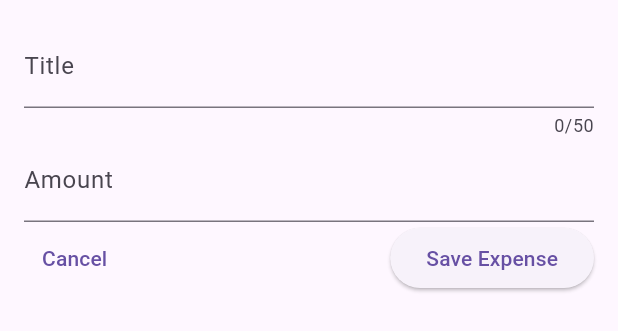
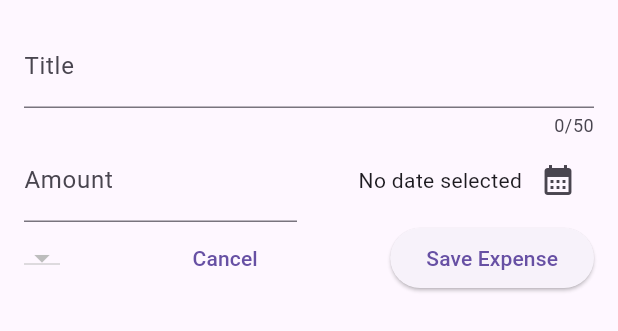
Before and after one commit to saav0004/expense-tracker-udemy-flutter, a Flutter app: the NewExpense widget shown alone on an empty page, opened directly, on a phone screen of 412 x 824 dp. Shown: the top 331 px of the screen. Run offline on Flutter 3.47's test engine with Material 3 defaults, Android fonts, the phone set to English and light mode, and no system bars; statements that could not run were skipped.

Commit message:
Will add date picker

```diff
--- a/lib/widgets/new_expense.dart
+++ b/lib/widgets/new_expense.dart
@@ -1,4 +1,6 @@
 import 'package:flutter/material.dart';
+import 'package:intl/intl.dart';
+import 'package:expense_tracker/model/expense.dart';
 
 class NewExpense extends StatefulWidget {
   const NewExpense({super.key});
@@ -15,7 +17,26 @@ class NewExpense extends StatefulWidget {
 class _NewExpenseState extends State<NewExpense> {
   final _titleController = TextEditingController();
   final _amountController = TextEditingController();
+  DateTime? _selectedDate;
 
+  void _presentDatePicker() async {
+    final now = DateTime.now();
+    final firstDate = DateTime(now.year - 1, now.month, now.day);
+
+    final pickedDate = await showDatePicker(
+        context: context,
+        initialDate: now,
+        firstDate: firstDate,
+        lastDate: now);
+
+    // this line will only be printed after picked date
+
+    setState(() {
+      _selectedDate = pickedDate;
+    });
+  }
+
+// Disposes typed things
   @override
   void dispose() {
     _titleController.dispose();
@@ -37,7 +58,10 @@ class _NewExpenseState extends State<NewExpense> {
               label: Text('Title'),
             ),
           ),
-          TextField(
+          Row(
+            children: [
+              Expanded(
+                child: TextField(
                   controller: _amountController,
                   keyboardType: TextInputType.numberWithOptions(decimal: true),
                   decoration: InputDecoration(
@@ -45,9 +69,31 @@ class _NewExpenseState extends State<NewExpense> {
                     label: Text('Amount'),
                   ),
                 ),
+              ),
+              const SizedBox(
+                width: 16,
+              ),
+              Expanded(
+                child: Row(
+                  mainAxisAlignment: MainAxisAlignment.end,
+                  crossAxisAlignment: CrossAxisAlignment.center,
+                  children: [
+                    Text(_selectedDate == null
+                        ? 'No date selected'
+                        : formatter.format(_selectedDate!)),
+                    IconButton(
+                      onPressed: _presentDatePicker,
+                      icon: Icon(Icons.calendar_month),
+                    ),
+                  ],
+                ),
+              ),
+            ],
+          ),
           Row(
             mainAxisAlignment: MainAxisAlignment.spaceBetween,
             children: [
+              DropdownButton(items: items, onChanged: () {}),
               TextButton(
                 onPressed: () {
                   Navigator.pop(context);
```
Lines whose indentation alone changed are shown as unchanged.
